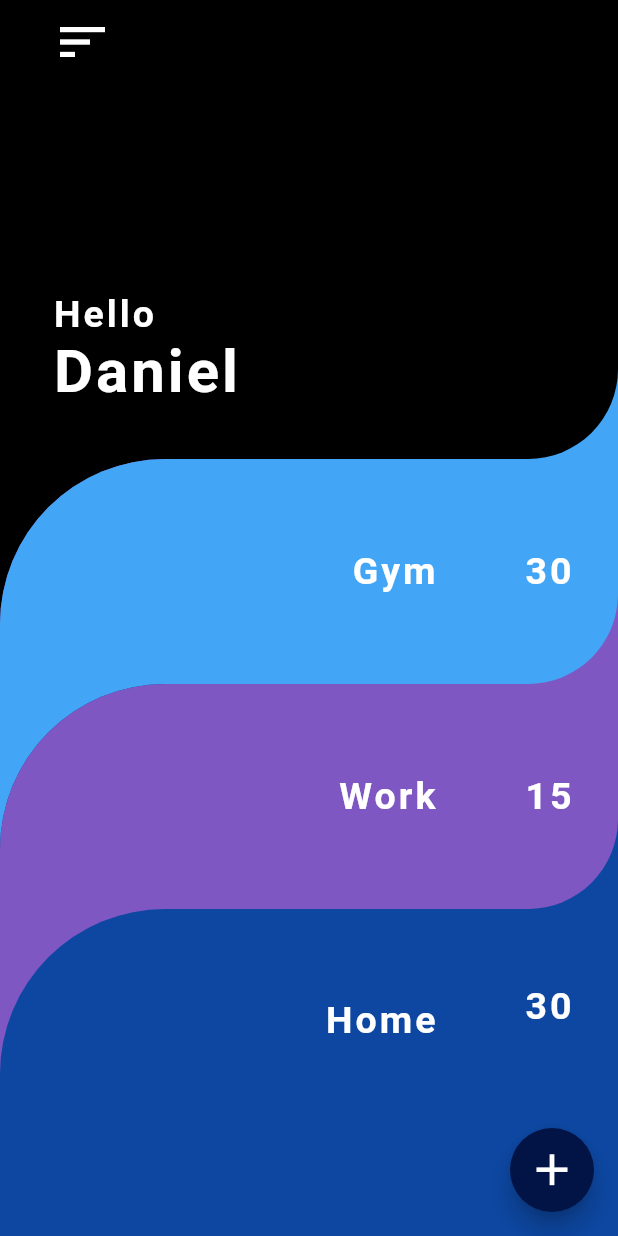
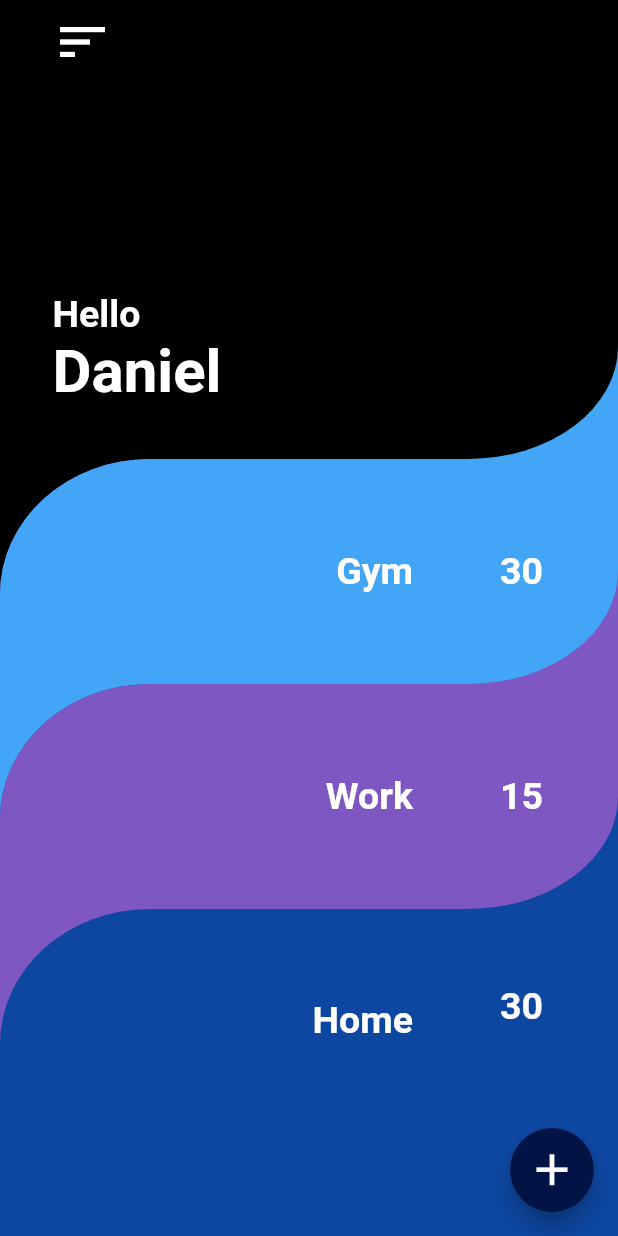
Before and after one commit to rukky96/ToDoApp, a Flutter app: the screen it shows after launch, on a phone screen of 412 x 824 dp. Run offline on Flutter 3.47's test engine with Material 2 defaults, Android fonts, the phone set to English and light mode, and no system bars.

Commit message:
Made more changes

```diff
--- a/lib/home_screen.dart
+++ b/lib/home_screen.dart
@@ -10,6 +10,6 @@ class HomeScreen extends StatefulWidget {
 class _HomeScreenState extends State<HomeScreen> {
   @override
   Widget build(BuildContext context) {
-    return Container(color: Colors.white, child: const Text('Work Screen'));
+    return Container(color: Colors.white, child: const Text('Home Screen'));
   }
 }
--- a/lib/main.dart
+++ b/lib/main.dart
@@ -1,5 +1,6 @@
 import 'package:flutter/material.dart';
 import 'package:group_app/second_screen.dart';
+import 'package:group_app/tast_status.dart';
 
 void main() {
   runApp(const MyApp());
@@ -55,8 +56,8 @@ class _MyHomePageState extends State<MyHomePage> {
                 height: 250,
                 width: double.infinity,
                 decoration: const BoxDecoration(
-                  borderRadius:
-                      BorderRadius.only(bottomRight: Radius.circular(60)),
+                  borderRadius: BorderRadius.only(
+                      bottomRight: Radius.elliptical(100, 75)),
                   color: Colors.black,
                 ),
                 child: Column(
@@ -66,7 +67,6 @@ class _MyHomePageState extends State<MyHomePage> {
                     Text(
                       'Hello',
                       style: TextStyle(
-                          letterSpacing: 2,
                           color: Colors.white,
                           fontSize: 25,
                           fontWeight: FontWeight.bold),
@@ -74,7 +74,6 @@ class _MyHomePageState extends State<MyHomePage> {
                     Text(
                       'Daniel',
                       style: TextStyle(
-                          letterSpacing: 2,
                           color: Colors.white,
                           fontSize: 40,
                           fontWeight: FontWeight.bold),
@@ -94,18 +93,18 @@ class _MyHomePageState extends State<MyHomePage> {
                 width: double.infinity,
                 decoration: BoxDecoration(
                   borderRadius: const BorderRadius.only(
-                    topLeft: Radius.circular(110),
+                    topLeft: Radius.elliptical(100, 90),
                   ),
                   color: Colors.deepPurple.shade400,
                 ),
                 child: Container(
-                    padding: const EdgeInsets.only(right: 30),
+                    padding: const EdgeInsets.only(right: 50),
                     height: 150,
                     width: double.infinity,
                     decoration: BoxDecoration(
                       borderRadius: const BorderRadius.only(
-                          topLeft: Radius.circular(110),
-                          bottomRight: Radius.circular(60)),
+                          topLeft: Radius.elliptical(100, 90),
+                          bottomRight: Radius.elliptical(100, 75)),
                       color: Colors.blue.shade400,
                     ),
                     child: Row(
@@ -124,7 +123,6 @@ class _MyHomePageState extends State<MyHomePage> {
                           child: const Text(
                             'Gym',
                             style: TextStyle(
-                                letterSpacing: 2,
                                 color: Colors.white,
                                 fontSize: 25,
                                 fontWeight: FontWeight.bold),
@@ -136,7 +134,6 @@ class _MyHomePageState extends State<MyHomePage> {
                         const Text(
                           '30',
                           style: TextStyle(
-                              letterSpacing: 2,
                               color: Colors.white,
                               fontSize: 25,
                               fontWeight: FontWeight.bold),
@@ -156,18 +153,18 @@ class _MyHomePageState extends State<MyHomePage> {
                 width: double.infinity,
                 decoration: BoxDecoration(
                   borderRadius: const BorderRadius.only(
-                    topLeft: Radius.circular(110),
+                    topLeft: Radius.elliptical(100, 90),
                   ),
                   color: Colors.blue.shade900,
                 ),
                 child: Container(
-                    padding: const EdgeInsets.only(right: 30),
+                    padding: const EdgeInsets.only(right: 50),
                     height: 150,
                     width: double.infinity,
                     decoration: BoxDecoration(
                       borderRadius: const BorderRadius.only(
-                          topLeft: Radius.circular(110),
-                          bottomRight: Radius.circular(60)),
+                          topLeft: Radius.elliptical(100, 90),
+                          bottomRight: Radius.elliptical(100, 75)),
                       color: Colors.deepPurple.shade400,
                     ),
                     child: Row(
@@ -186,7 +183,6 @@ class _MyHomePageState extends State<MyHomePage> {
                           child: const Text(
                             'Work',
                             style: TextStyle(
-                                letterSpacing: 2,
                                 color: Colors.white,
                                 fontSize: 25,
                                 fontWeight: FontWeight.bold),
@@ -198,7 +194,6 @@ class _MyHomePageState extends State<MyHomePage> {
                         const Text(
                           '15',
                           style: TextStyle(
-                              letterSpacing: 2,
                               color: Colors.white,
                               fontSize: 25,
                               fontWeight: FontWeight.bold),
@@ -214,12 +209,12 @@ class _MyHomePageState extends State<MyHomePage> {
                 color: Colors.deepPurple.shade400,
               ),
               child: Container(
-                padding: const EdgeInsets.fromLTRB(30, 50, 30, 30),
+                padding: const EdgeInsets.fromLTRB(30, 50, 50, 30),
                 height: 400,
                 width: double.infinity,
                 decoration: BoxDecoration(
                   borderRadius: const BorderRadius.only(
-                    topLeft: Radius.circular(110),
+                    topLeft: Radius.elliptical(100, 90),
                   ),
                   color: Colors.blue.shade900,
                 ),
@@ -239,7 +234,6 @@ class _MyHomePageState extends State<MyHomePage> {
                       child: const Text(
                         'Home',
                         style: TextStyle(
-                            letterSpacing: 2,
                             color: Colors.white,
                             fontSize: 25,
                             fontWeight: FontWeight.bold),
@@ -251,7 +245,6 @@ class _MyHomePageState extends State<MyHomePage> {
                     const Text(
                       '30',
                       style: TextStyle(
-                          letterSpacing: 2,
                           color: Colors.white,
                           fontSize: 25,
                           fontWeight: FontWeight.bold),
@@ -265,7 +258,8 @@ class _MyHomePageState extends State<MyHomePage> {
       ),
       floatingActionButton: FloatingActionButton(
           onPressed: () {
-            null;
+            Navigator.push(context,
+                MaterialPageRoute(builder: (context) => const TaskStatus()));
           },
           backgroundColor: const Color.fromARGB(255, 2, 20, 70),
           child: const Icon(
--- a/lib/second_screen.dart
+++ b/lib/second_screen.dart
@@ -5,7 +5,7 @@ import 'package:group_app/work_screen.dart';
 
 // ignore: must_be_immutable
 class SecondPage extends StatefulWidget {
-  int selectedIndex = 0;
+  int selectedIndex;
   SecondPage({super.key, this.selectedIndex = 0});
 
   @override
--- a/pubspec.yaml
+++ b/pubspec.yaml
@@ -36,6 +36,7 @@ dependencies:
   # The following adds the Cupertino Icons font to your application.
   # Use with the CupertinoIcons class for iOS style icons.
   cupertino_icons: ^1.0.2
+  http: ^0.13.5
 
 dev_dependencies:
   flutter_test:
```
Also changed, not shown: lib/gym_screen.dart (+61 -1 lines), lib/tast_status.dart (added, +82 -0 lines), lib/user_model.dart (added, +10 -0 lines), pubspec.lock.
